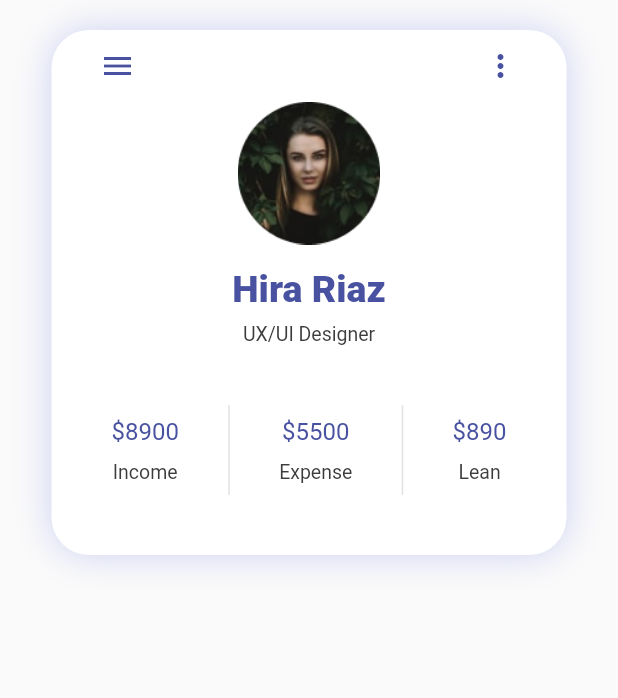
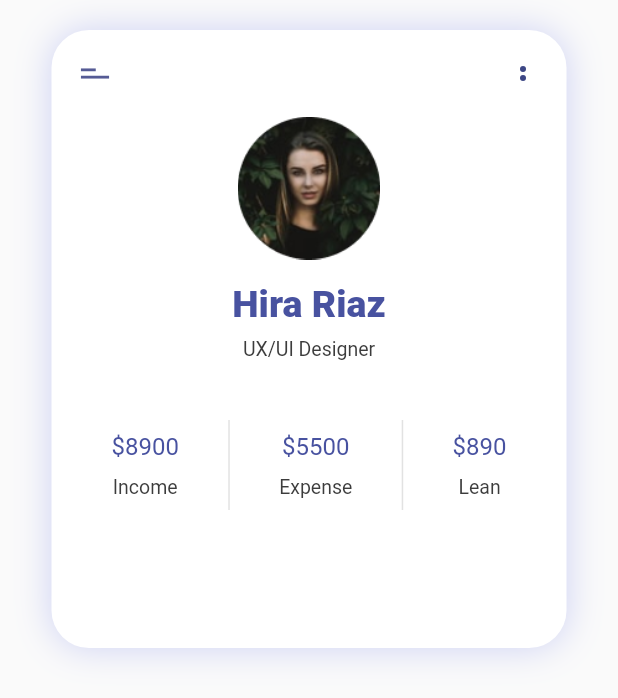
Before and after one commit to Lacerda53/FinanceFlutter, a Flutter app: the Profile screen opened directly, on a phone screen of 412 x 824 dp. Shown: the top 698 px of the screen. Run offline on Flutter 3.47's test engine with Material 2 defaults, Android fonts, the phone set to English and light mode, and no system bars; our stand-ins replace flutter_mobx, flutter_svg, mobx; generated files the repository leaves out were written again.

Commit message:
create view home and add mobx to list of transactions

```diff
--- a/lib/src/models/finance.model.dart
+++ /dev/null
@@ -1,74 +0,0 @@
-class Finance {
-  User user;
-
-  Finance({this.user});
-
-  Finance.fromJson(Map<String, dynamic> json) {
-    user = json['user'] != null ? new User.fromJson(json['user']) : null;
-  }
-
-  Map<String, dynamic> toJson() {
-    final Map<String, dynamic> data = new Map<String, dynamic>();
-    if (this.user != null) {
-      data['user'] = this.user.toJson();
-    }
-    return data;
-  }
-}
-
-class User {
-  int id;
-  String name;
-  String job;
-  String avatar;
-  List<Overviews> overviews;
-
-  User({this.id, this.name, this.job, this.avatar, this.overviews});
-
-  User.fromJson(Map<String, dynamic> json) {
-    id = json['id'];
-    name = json['name'];
-    job = json['job'];
-    avatar = json['avatar'];
-    if (json['overviews'] != null) {
-      overviews = new List<Overviews>();
-      json['overviews'].forEach((v) {
-        overviews.add(new Overviews.fromJson(v));
-      });
-    }
-  }
-
-  Map<String, dynamic> toJson() {
-    final Map<String, dynamic> data = new Map<String, dynamic>();
-    data['id'] = this.id;
-    data['name'] = this.name;
-    data['job'] = this.job;
-    data['avatar'] = this.avatar;
-    if (this.overviews != null) {
-      data['overviews'] = this.overviews.map((v) => v.toJson()).toList();
-    }
-    return data;
-  }
-}
-
-class Overviews {
-  String type;
-  String description;
-  int value;
-
-  Overviews({this.type, this.description, this.value});
-
-  Overviews.fromJson(Map<String, dynamic> json) {
-    type = json['type'];
-    description = json['description'];
-    value = json['value'];
-  }
-
-  Map<String, dynamic> toJson() {
-    final Map<String, dynamic> data = new Map<String, dynamic>();
-    data['type'] = this.type;
-    data['description'] = this.description;
-    data['value'] = this.value;
-    return data;
-  }
-}
--- a/lib/src/widgets/profilecard.widget.dart
+++ /dev/null
@@ -1,159 +0,0 @@
-import 'package:finance_mobile/src/pages/themes/styles.dart';
-import 'package:flutter/material.dart';
-
-const user = 'assets/images/user.png';
-
-class Profile extends StatefulWidget {
-  @override
-  _ProfileState createState() => _ProfileState();
-}
-
-class _ProfileState extends State<Profile> {
-  @override
-  Widget build(BuildContext context) {
-    return Scaffold(
-      body: Center(
-        child: Column(
-          children: <Widget>[
-            SizedBox(
-              height: MediaQuery.of(context).padding.top + 20,
-            ),
-            Container(
-              child: Column(
-                children: <Widget>[
-                  Container(
-                    width: MediaQuery.of(context).size.width / 1.2,
-                    decoration: BoxDecoration(
-                        boxShadow: [
-                          BoxShadow(color: Color(0xFFCDD1F3), blurRadius: 20)
-                        ],
-                        color: Colors.white,
-                        borderRadius: BorderRadius.all(Radius.circular(25))),
-                    child: Column(
-                      children: <Widget>[
-                        Row(
-                          mainAxisAlignment: MainAxisAlignment.spaceBetween,
-                          children: [
-                            FlatButton(
-                              onPressed: () {},
-                              child: Icon(
-                                Icons.menu,
-                                color: primaryColor,
-                              ),
-                            ),
-                            FlatButton(
-                              onPressed: () {},
-                              child: Icon(
-                                Icons.more_vert,
-                                color: primaryColor,
-                              ),
-                            ),
-                          ],
-                        ),
-                        Center(
-                          child: Image.asset(
-                            user,
-                            width: 95,
-                          ),
-                        ),
-                        SizedBox(
-                          height: 15,
-                        ),
-                        Text(
-                          "Hira Riaz",
-                          style: TextStyle(
-                              color: primaryColor,
-                              fontSize: 25,
-                              fontWeight: FontWeight.w900),
-                        ),
-                        SizedBox(
-                          height: 8,
-                        ),
-                        Text(
-                          "UX/UI Designer",
-                          style: TextStyle(
-                              color: secundaryColor,
-                              fontSize: 13,
-                              fontWeight: FontWeight.w400),
-                        ),
-                        Padding(
-                          padding: EdgeInsets.all(40),
-                          child: Row(
-                            mainAxisAlignment: MainAxisAlignment.spaceBetween,
-                            children: <Widget>[
-                              Column(
-                                children: <Widget>[
-                                  Text(
-                                    "\$8900",
-                                    style: TextStyle(
-                                        color: primaryColor, fontSize: 16),
-                                  ),
-                                  SizedBox(
-                                    height: 10,
-                                  ),
-                                  Text(
-                                    "Income",
-                                    style: TextStyle(
-                                        color: secundaryColor, fontSize: 13),
-                                  ),
-                                ],
-                              ),
-                              Container(
-                                color: Color(0xFFE2E2E2),
-                                width: 1,
-                                height: 60,
-                              ),
-                              Column(
-                                children: <Widget>[
-                                  Text(
-                                    "\$5500",
-                                    style: TextStyle(
-                                        color: primaryColor, fontSize: 16),
-                                  ),
-                                  SizedBox(
-                                    height: 10,
-                                  ),
-                                  Text(
-                                    "Expense",
-                                    style: TextStyle(
-                                        color: secundaryColor, fontSize: 13),
-                                  ),
-                                ],
-                              ),
-                              Container(
-                                color: Color(0xFFE2E2E2),
-                                width: 1,
-                                height: 60,
-                              ),
-                              Column(
-                                children: <Widget>[
-                                  Text(
-                                    "\$890",
-                                    style: TextStyle(
-                                        color: primaryColor, fontSize: 16),
-                                  ),
-                                  SizedBox(
-                                    height: 10,
-                                  ),
-                                  Text(
-                                    "Lean",
-                                    style: TextStyle(
-                                        color: secundaryColor, fontSize: 13),
-                                  ),
-                                ],
-                              ),
-                            ],
-                          ),
-                        ),
-                      ],
-                    ),
-                  ),
-                ],
-              ),
-            )
-          ],
-        ),
-      ),
-    );
-  }
-}
--- a/lib/src/pages/themes/styles.dart
+++ b/lib/views/themes/styles.dart
@@ -1,6 +1,6 @@
 import 'package:flutter/material.dart';
 
-const brightness = Brightness.light;
+const brightness = Brightness.dark;
 const primaryColor = const Color(0xFF4852A0);
 const secundaryColor = const Color(0xFF3C3C3C);
 const bgColor = const Color(0xFFF0F7FF);
--- /dev/null
+++ b/lib/views/widgets/profilecard.widget.dart
@@ -0,0 +1,162 @@
+import 'package:finance_mobile/views/themes/styles.dart';
+import 'package:flutter/material.dart';
+import 'package:flutter_svg/flutter_svg.dart';
+
+const user = 'assets/images/user.png';
+const menu = 'assets/icons/Menu.svg';
+const options = 'assets/icons/options.svg';
+
+class Profile extends StatefulWidget {
+  @override
+  _ProfileState createState() => _ProfileState();
+}
+
+class _ProfileState extends State<Profile> {
+  @override
+  Widget build(BuildContext context) {
+    return Scaffold(
+      body: Container(
+        child: Center(
+          child: Column(
+            children: <Widget>[
+              SizedBox(
+                height: MediaQuery.of(context).padding.top + 20,
+              ),
+              Container(
+                child: Column(
+                  children: <Widget>[
+                    Container(
+                      width: MediaQuery.of(context).size.width / 1.2,
+                      height: MediaQuery.of(context).size.height / 2,
+                      decoration: BoxDecoration(
+                          boxShadow: [
+                            BoxShadow(color: Color(0xFFCDD1F3), blurRadius: 20)
+                          ],
+                          color: Colors.white,
+                          borderRadius: BorderRadius.all(Radius.circular(25))),
+                      child: Column(
+                        children: <Widget>[
+                          Padding(
+                            padding: EdgeInsets.all(5),
+                            child: Row(
+                              mainAxisAlignment: MainAxisAlignment.spaceBetween,
+                              children: [
+                                IconButton(
+                                  onPressed: () {},
+                                  icon: SvgPicture.asset(menu),
+                                ),
+                                IconButton(
+                                  onPressed: () {},
+                                  icon: SvgPicture.asset(options),
+                                ),
+                              ],
+                            ),
+                          ),
+                          Center(
+                            child: Image.asset(
+                              user,
+                              width: 95,
+                            ),
+                          ),
+                          SizedBox(
+                            height: 15,
+                          ),
+                          Text(
+                            "Hira Riaz",
+                            style: TextStyle(
+                                color: primaryColor,
+                                fontSize: 25,
+                                fontWeight: FontWeight.w900),
+                          ),
+                          SizedBox(
+                            height: 8,
+                          ),
+                          Text(
+                            "UX/UI Designer",
+                            style: TextStyle(
+                                color: secundaryColor,
+                                fontSize: 13,
+                                fontWeight: FontWeight.w400),
+                          ),
+                          Padding(
+                            padding: EdgeInsets.all(40),
+                            child: Row(
+                              mainAxisAlignment: MainAxisAlignment.spaceBetween,
+                              children: <Widget>[
+                                Column(
+                                  children: <Widget>[
+                                    Text(
+                                      "\$8900",
+                                      style: TextStyle(
+                                          color: primaryColor, fontSize: 16),
+                                    ),
+                                    SizedBox(
+                                      height: 10,
+                                    ),
+                                    Text(
+                                      "Income",
+                                      style: TextStyle(
+                                          color: secundaryColor, fontSize: 13),
+                                    ),
+                                  ],
+                                ),
+                                Container(
+                                  color: Color(0xFFE2E2E2),
+                                  width: 1,
+                                  height: 60,
+                                ),
+                                Column(
+                                  children: <Widget>[
+                                    Text(
+                                      "\$5500",
+                                      style: TextStyle(
+                                          color: primaryColor, fontSize: 16),
+                                    ),
+                                    SizedBox(
+                                      height: 10,
+                                    ),
+                                    Text(
+                                      "Expense",
+                                      style: TextStyle(
+                                          color: secundaryColor, fontSize: 13),
+                                    ),
+                                  ],
+                                ),
+                                Container(
+                                  color: Color(0xFFE2E2E2),
+                                  width: 1,
+                                  height: 60,
+                                ),
+                                Column(
+                                  children: <Widget>[
+                                    Text(
+                                      "\$890",
+                                      style: TextStyle(
+                                          color: primaryColor, fontSize: 16),
+                                    ),
+                                    SizedBox(
+                                      height: 10,
+                                    ),
+                                    Text(
+                                      "Lean",
+                                      style: TextStyle(
+                                          color: secundaryColor, fontSize: 13),
+                                    ),
+                                  ],
+                                ),
+                              ],
+                            ),
+                          ),
+                        ],
+                      ),
+                    ),
+                  ],
+                ),
+              )
+            ],
+          ),
+        ),
+      ),
+    );
+  }
+}
```
Also changed, not shown: lib/app.dart (+8 -3 lines), lib/controllers/overviews.controller.dart (added, +23 -0 lines), lib/data/data.json (renamed from lib/src/data/data.json, +45 -9 lines), lib/models/overview.model.dart (added, +21 -0 lines), lib/repositories/overview.repository.dart (added, +18 -0 lines), lib/src/pages/home.page.dart (deleted, +0 -16 lines), lib/src/stores/finance.store.dart (deleted, +0 -24 lines), lib/views/home.view.dart (added, +62 -0 lines), lib/views/login.view.dart (renamed from lib/src/pages/login.page.dart, +21 -21 lines), lib/views/widgets/overviewlist.widget.dart (added, +47 -0 lines), pubspec.yaml (+6 -2 lines), assets/icons/Menu.svg (added), assets/icons/options.svg (added), lib/controllers/overviews.controller.g.dart (added), 1 more files.
